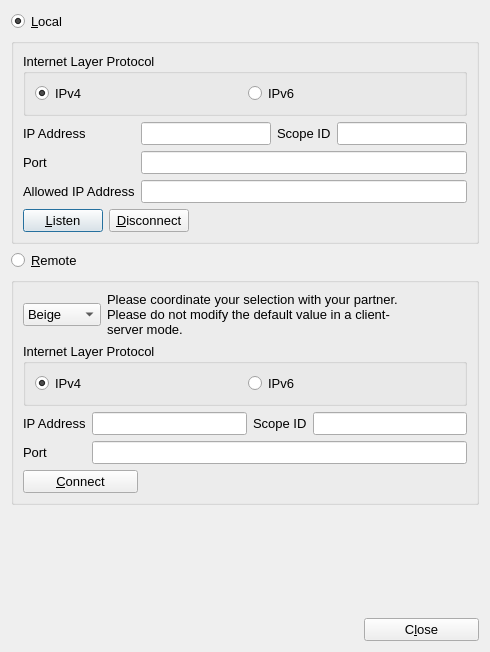
Above: UI/setupDialog.ui from textbrowser/qtchess before the change. Below: the same form after it.
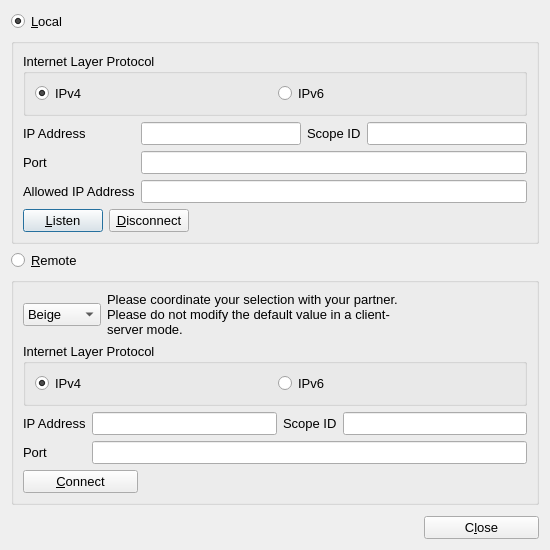
That is the form after the change. Icons and pictures are not drawn.

```diff
--- a/UI/setupDialog.ui
+++ b/UI/setupDialog.ui
@@ -6,16 +6,10 @@
    <rect>
     <x>0</x>
     <y>0</y>
-    <width>490</width>
-    <height>652</height>
+    <width>550</width>
+    <height>550</height>
    </rect>
   </property>
-  <property name="minimumSize">
-   <size>
-    <width>0</width>
-    <height>0</height>
-   </size>
-  </property>
   <property name="font">
    <font>
     <pointsize>10</pointsize>
```
